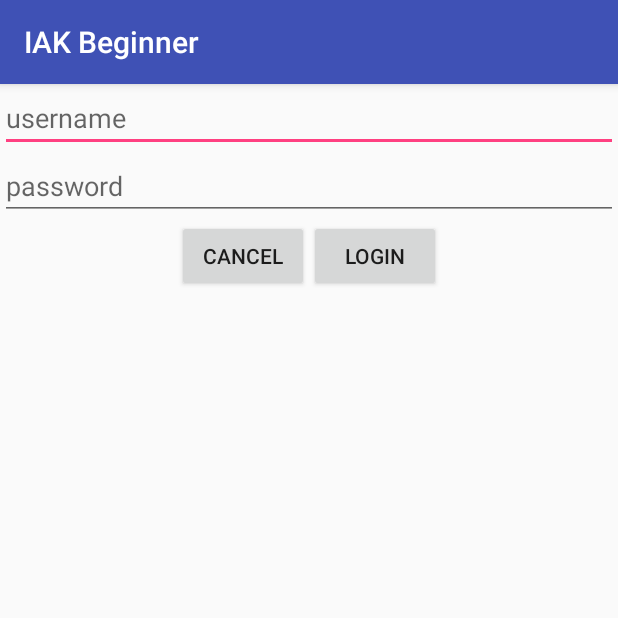
After one commit to FikriLazuardian/IAK_Beginner, an Android app: the Activity_Login screen opened directly, with no data from a screen before it, on a phone screen of 412 x 824 dp, the top half of it. The commit adds this screen. Run offline under Robolectric (Android 15) with nearby library versions, the phone set to English and light mode, and no system bars.

Commit message:
Add Activity_Login

```diff
--- a/app/src/main/AndroidManifest.xml
+++ b/app/src/main/AndroidManifest.xml
@@ -24,9 +24,7 @@
         <activity
             android:name=".LoginActivity"
             android:label="@string/title_activity_login" />
-        <activity
-            android:name=".LoginActivity"
-            android:label="@string/title_activity_login"></activity>
+        <activity android:name=".Activity_Login"></activity>
     </application>
 
 </manifest>
--- /dev/null
+++ b/app/src/main/java/com/example/lazuardian/iakbeginner/Activity_Login.java
@@ -0,0 +1,13 @@
+package com.example.lazuardian.iakbeginner;
+
+import android.support.v7.app.AppCompatActivity;
+import android.os.Bundle;
+
+public class Activity_Login extends AppCompatActivity {
+
+    @Override
+    protected void onCreate(Bundle savedInstanceState) {
+        super.onCreate(savedInstanceState);
+        setContentView(R.layout.activity__login);
+    }
+}
--- /dev/null
+++ b/app/src/main/res/layout/activity__login.xml
@@ -0,0 +1,40 @@
+<?xml version="1.0" encoding="utf-8"?>
+<LinearLayout
+    xmlns:android="http://schemas.android.com/apk/res/android"
+    xmlns:app="http://schemas.android.com/apk/res-auto"
+    xmlns:tools="http://schemas.android.com/tools"
+    android:layout_width="match_parent"
+    android:layout_height="match_parent"
+    tools:context="com.example.lazuardian.iakbeginner.Activity_Login"
+    android:orientation="vertical">
+
+    <EditText
+        android:id="@+id/et_username"
+        android:layout_width="match_parent"
+        android:layout_height="wrap_content"
+        android:hint="username"
+        />
+
+    <EditText
+        android:id="@+id/et_password"
+        android:layout_width="match_parent"
+        android:layout_height="wrap_content"
+        android:hint="password"
+        />
+    <LinearLayout
+        android:layout_width="match_parent"
+        android:layout_height="wrap_content"
+        android:orientation="horizontal"
+        android:gravity="center_horizontal">
+        <Button
+            android:text="cancel"
+            android:id="@+id/btn_cancel"
+            android:layout_width="wrap_content"
+            android:layout_height="wrap_content" />
+        <Button
+            android:text="Login"
+            android:id="@+id/btn_login"
+            android:layout_width="wrap_content"
+            android:layout_height="wrap_content" />
+    </LinearLayout>
+</LinearLayout>
```
Also changed, not shown: app/src/main/java/com/example/lazuardian/iakbeginner/LoginActivity.java (deleted, +0 -349 lines), app/src/main/res/layout/activity_login2.xml (+3 -8 lines).
